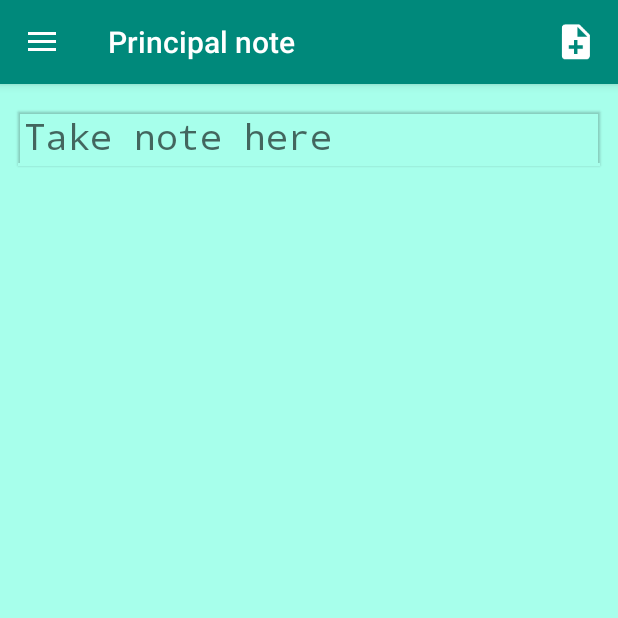
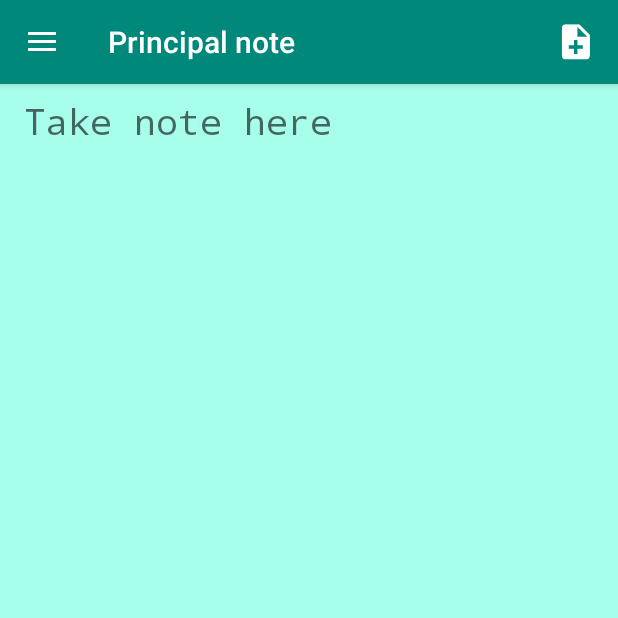
Before and after one commit to AndrianinaH/noteo, an Android app: the screen it shows after launch (PrincipalActivity), on a phone screen of 412 x 824 dp, the top half of it. Run offline under Robolectric (Android 15) with nearby library versions, the phone set to English and light mode, and no system bars.

Commit message:
fix design affichage

```diff
--- a/app/src/main/res/layout/content_principal.xml
+++ b/app/src/main/res/layout/content_principal.xml
@@ -36,6 +36,7 @@
         app:layout_constraintLeft_toLeftOf="parent"
         app:layout_constraintRight_toRightOf="parent"
         app:layout_constraintTop_toTopOf="parent"
-        app:layout_constraintVertical_bias="0.0" />
+        app:layout_constraintVertical_bias="0.0"
+        android:background="#00000000" />
 
 </android.support.constraint.ConstraintLayout>
```
